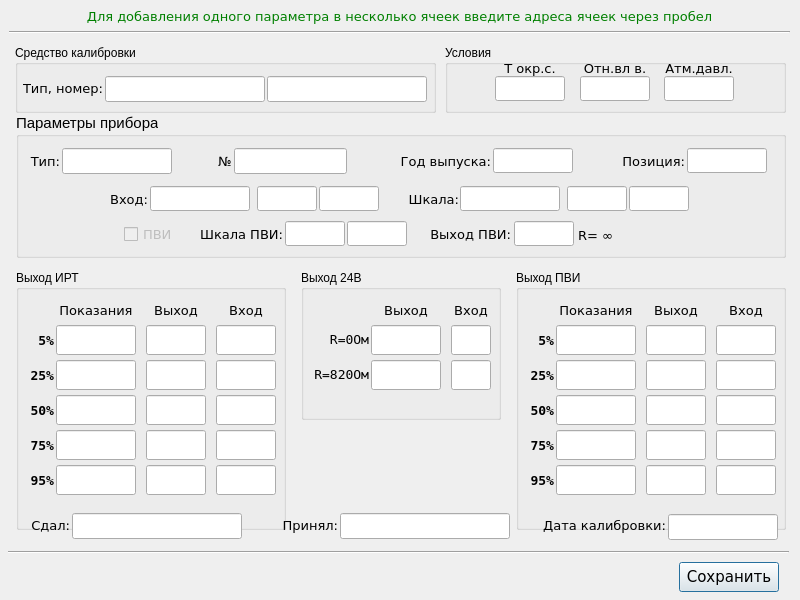
This is settings.ui in asd192/CalibrationIRT59 as Qt 5 draws it before an edit. The edited form follows.
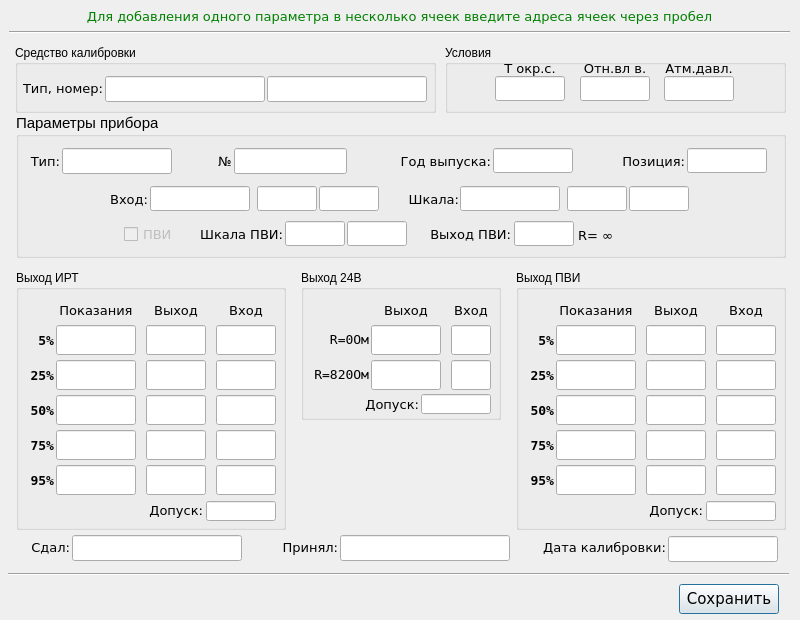
This is the edited form.

Commit message: Добавлены допуски в интерфейс настроек. Правки шаблона протокола.

What changed in the file:
```diff
--- a/settings.ui
+++ b/settings.ui
@@ -7,7 +7,7 @@
     <x>0</x>
     <y>0</y>
     <width>800</width>
-    <height>600</height>
+    <height>620</height>
    </rect>
   </property>
   <property name="windowTitle">
@@ -1071,7 +1071,7 @@
    <property name="geometry">
     <rect>
      <x>278</x>
-     <y>517</y>
+     <y>539</y>
      <width>60</width>
      <height>16</height>
     </rect>
@@ -1303,6 +1303,61 @@
      <set>Qt::AlignCenter</set>
     </property>
    </widget>
+   <widget class="QLineEdit" name="s_acceptance_error_24">
+    <property name="geometry">
+     <rect>
+      <x>120</x>
+      <y>124</y>
+      <width>70</width>
+      <height>20</height>
+     </rect>
+    </property>
+    <property name="font">
+     <font>
+      <family>Segoe UI</family>
+      <pointsize>11</pointsize>
+      <weight>50</weight>
+      <italic>false</italic>
+      <bold>false</bold>
+     </font>
+    </property>
+    <property name="whatsThis">
+     <string>&lt;html&gt;&lt;head/&gt;&lt;body&gt;&lt;p&gt;Ф.И.О. калибровавшего измерительный прибор&lt;/p&gt;&lt;/body&gt;&lt;/html&gt;</string>
+    </property>
+    <property name="maxLength">
+     <number>100</number>
+    </property>
+    <property name="alignment">
+     <set>Qt::AlignCenter</set>
+    </property>
+   </widget>
+   <widget class="QLabel" name="label_s_acceptance_error_24">
+    <property name="geometry">
+     <rect>
+      <x>48</x>
+      <y>124</y>
+      <width>70</width>
+      <height>20</height>
+     </rect>
+    </property>
+    <property name="font">
+     <font>
+      <family>DejaVu Sans</family>
+      <pointsize>10</pointsize>
+      <weight>50</weight>
+      <bold>false</bold>
+     </font>
+    </property>
+    <property name="toolTip">
+     <string>&lt;html&gt;&lt;head/&gt;&lt;body&gt;&lt;p&gt;* - одна единица последнего разряда, выраженная в процентах от диапазона измерений&lt;/p&gt;&lt;/body&gt;&lt;/html&gt;</string>
+    </property>
+    <property name="text">
+     <string>Допуск:</string>
+    </property>
+    <property name="alignment">
+     <set>Qt::AlignRight|Qt::AlignTrailing|Qt::AlignVCenter</set>
+    </property>
+   </widget>
   </widget>
   <widget class="QGroupBox" name="groupBox_s_out_irt">
    <property name="geometry">
@@ -1946,12 +2001,67 @@
      <bool>false</bool>
     </property>
    </widget>
+   <widget class="QLineEdit" name="s_acceptance_error_irt">
+    <property name="geometry">
+     <rect>
+      <x>190</x>
+      <y>231</y>
+      <width>70</width>
+      <height>20</height>
+     </rect>
+    </property>
+    <property name="font">
+     <font>
+      <family>Segoe UI</family>
+      <pointsize>11</pointsize>
+      <weight>50</weight>
+      <italic>false</italic>
+      <bold>false</bold>
+     </font>
+    </property>
+    <property name="whatsThis">
+     <string>&lt;html&gt;&lt;head/&gt;&lt;body&gt;&lt;p&gt;Ф.И.О. калибровавшего измерительный прибор&lt;/p&gt;&lt;/body&gt;&lt;/html&gt;</string>
+    </property>
+    <property name="maxLength">
+     <number>100</number>
+    </property>
+    <property name="alignment">
+     <set>Qt::AlignCenter</set>
+    </property>
+   </widget>
+   <widget class="QLabel" name="label_s_acceptance_error_irt">
+    <property name="geometry">
+     <rect>
+      <x>117</x>
+      <y>230</y>
+      <width>70</width>
+      <height>20</height>
+     </rect>
+    </property>
+    <property name="font">
+     <font>
+      <family>DejaVu Sans</family>
+      <pointsize>10</pointsize>
+      <weight>50</weight>
+      <bold>false</bold>
+     </font>
+    </property>
+    <property name="toolTip">
+     <string>&lt;html&gt;&lt;head/&gt;&lt;body&gt;&lt;p&gt;* - одна единица последнего разряда, выраженная в процентах от диапазона измерений&lt;/p&gt;&lt;/body&gt;&lt;/html&gt;</string>
+    </property>
+    <property name="text">
+     <string>Допуск:</string>
+    </property>
+    <property name="alignment">
+     <set>Qt::AlignRight|Qt::AlignTrailing|Qt::AlignVCenter</set>
+    </property>
+   </widget>
   </widget>
   <widget class="QLabel" name="label_s_passed">
    <property name="geometry">
     <rect>
      <x>10</x>
-     <y>517</y>
+     <y>539</y>
      <width>60</width>
      <height>16</height>
     </rect>
@@ -2628,12 +2738,67 @@
      <bool>false</bool>
     </property>
    </widget>
+   <widget class="QLineEdit" name="s_acceptance_error_pvi">
+    <property name="geometry">
+     <rect>
+      <x>190</x>
+      <y>231</y>
+      <width>70</width>
+      <height>20</height>
+     </rect>
+    </property>
+    <property name="font">
+     <font>
+      <family>Segoe UI</family>
+      <pointsize>11</pointsize>
+      <weight>50</weight>
+      <italic>false</italic>
+      <bold>false</bold>
+     </font>
+    </property>
+    <property name="whatsThis">
+     <string>&lt;html&gt;&lt;head/&gt;&lt;body&gt;&lt;p&gt;Ф.И.О. калибровавшего измерительный прибор&lt;/p&gt;&lt;/body&gt;&lt;/html&gt;</string>
+    </property>
+    <property name="maxLength">
+     <number>100</number>
+    </property>
+    <property name="alignment">
+     <set>Qt::AlignCenter</set>
+    </property>
+   </widget>
+   <widget class="QLabel" name="label_s_acceptance_error_pvi">
+    <property name="geometry">
+     <rect>
+      <x>117</x>
+      <y>230</y>
+      <width>70</width>
+      <height>20</height>
+     </rect>
+    </property>
+    <property name="font">
+     <font>
+      <family>DejaVu Sans</family>
+      <pointsize>10</pointsize>
+      <weight>50</weight>
+      <bold>false</bold>
+     </font>
+    </property>
+    <property name="toolTip">
+     <string>&lt;html&gt;&lt;head/&gt;&lt;body&gt;&lt;p&gt;* - одна единица последнего разряда, выраженная в процентах от диапазона измерений&lt;/p&gt;&lt;/body&gt;&lt;/html&gt;</string>
+    </property>
+    <property name="text">
+     <string>Допуск:</string>
+    </property>
+    <property name="alignment">
+     <set>Qt::AlignRight|Qt::AlignTrailing|Qt::AlignVCenter</set>
+    </property>
+   </widget>
   </widget>
   <widget class="QLabel" name="label_s_date_calibration">
    <property name="geometry">
     <rect>
      <x>535</x>
-     <y>517</y>
+     <y>539</y>
      <width>131</width>
      <height>16</height>
     </rect>
@@ -2657,7 +2822,7 @@
    <property name="geometry">
     <rect>
      <x>679</x>
-     <y>562</y>
+     <y>584</y>
      <width>100</width>
      <height>30</height>
     </rect>
@@ -2679,7 +2844,7 @@
    <property name="geometry">
     <rect>
      <x>72</x>
-     <y>513</y>
+     <y>535</y>
      <width>170</width>
      <height>26</height>
     </rect>
@@ -2707,7 +2872,7 @@
    <property name="geometry">
     <rect>
      <x>340</x>
-     <y>513</y>
+     <y>535</y>
      <width>170</width>
      <height>26</height>
     </rect>
@@ -2735,7 +2900,7 @@
    <property name="geometry">
     <rect>
      <x>668</x>
-     <y>514</y>
+     <y>536</y>
      <width>110</width>
      <height>26</height>
     </rect>
@@ -2805,7 +2970,7 @@
    <property name="geometry">
     <rect>
      <x>8</x>
-     <y>542</y>
+     <y>564</y>
      <width>781</width>
      <height>20</height>
     </rect>
```
The commit also changes 7 other files.
